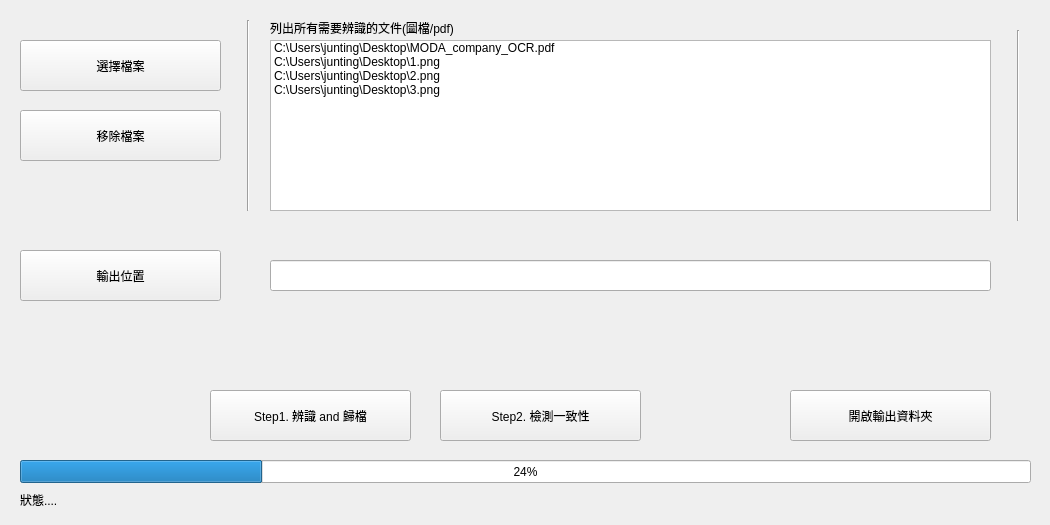
Above: ui/main.ui from JunTingLin/MODA_company_OCR before the change. Below: the same form after it.
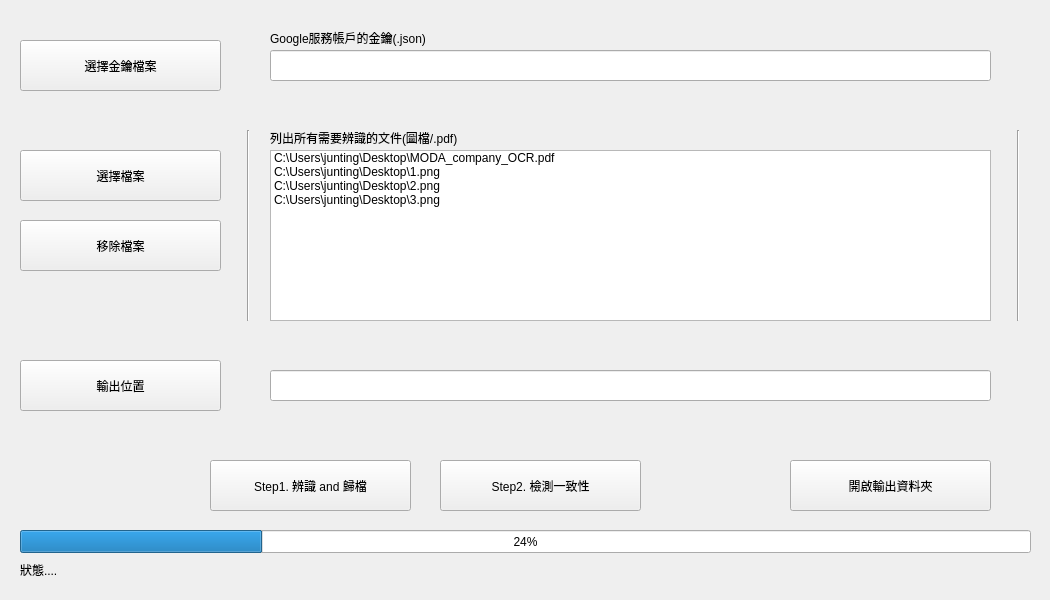
That is the form after the change.

```diff
--- a/ui/main.ui
+++ b/ui/main.ui
@@ -7,19 +7,19 @@
     <x>0</x>
     <y>0</y>
     <width>1050</width>
-    <height>525</height>
+    <height>600</height>
    </rect>
   </property>
   <property name="minimumSize">
    <size>
     <width>1050</width>
-    <height>525</height>
+    <height>600</height>
    </size>
   </property>
   <property name="maximumSize">
    <size>
     <width>1050</width>
-    <height>525</height>
+    <height>600</height>
    </size>
   </property>
   <property name="windowTitle">
@@ -30,7 +30,7 @@
     <property name="geometry">
      <rect>
       <x>20</x>
-      <y>460</y>
+      <y>530</y>
       <width>1011</width>
       <height>23</height>
      </rect>
@@ -43,7 +43,7 @@
     <property name="geometry">
      <rect>
       <x>20</x>
-      <y>40</y>
+      <y>150</y>
       <width>201</width>
       <height>51</height>
      </rect>
@@ -56,7 +56,7 @@
     <property name="geometry">
      <rect>
       <x>240</x>
-      <y>20</y>
+      <y>130</y>
       <width>16</width>
       <height>191</height>
      </rect>
@@ -69,20 +69,20 @@
     <property name="geometry">
      <rect>
       <x>270</x>
-      <y>20</y>
+      <y>130</y>
       <width>261</width>
       <height>16</height>
      </rect>
     </property>
     <property name="text">
-     <string>列出所有需要辨識的文件(圖檔/pdf)</string>
+     <string>列出所有需要辨識的文件(圖檔/.pdf)</string>
     </property>
    </widget>
    <widget class="QPushButton" name="button_remove_file">
     <property name="geometry">
      <rect>
       <x>20</x>
-      <y>110</y>
+      <y>220</y>
       <width>201</width>
       <height>51</height>
      </rect>
@@ -95,7 +95,7 @@
     <property name="geometry">
      <rect>
       <x>20</x>
-      <y>250</y>
+      <y>360</y>
       <width>201</width>
       <height>51</height>
      </rect>
@@ -108,7 +108,7 @@
     <property name="geometry">
      <rect>
       <x>270</x>
-      <y>260</y>
+      <y>370</y>
       <width>721</width>
       <height>31</height>
      </rect>
@@ -121,7 +121,7 @@
     <property name="geometry">
      <rect>
       <x>1010</x>
-      <y>30</y>
+      <y>130</y>
       <width>16</width>
       <height>191</height>
      </rect>
@@ -134,7 +134,7 @@
     <property name="geometry">
      <rect>
       <x>210</x>
-      <y>390</y>
+      <y>460</y>
       <width>201</width>
       <height>51</height>
      </rect>
@@ -147,7 +147,7 @@
     <property name="geometry">
      <rect>
       <x>440</x>
-      <y>390</y>
+      <y>460</y>
       <width>201</width>
       <height>51</height>
      </rect>
@@ -160,7 +160,7 @@
     <property name="geometry">
      <rect>
       <x>270</x>
-      <y>40</y>
+      <y>150</y>
       <width>721</width>
       <height>171</height>
      </rect>
@@ -193,7 +193,7 @@
     <property name="geometry">
      <rect>
       <x>790</x>
-      <y>390</y>
+      <y>460</y>
       <width>201</width>
       <height>51</height>
      </rect>
@@ -206,7 +206,7 @@
     <property name="geometry">
      <rect>
       <x>20</x>
-      <y>490</y>
+      <y>560</y>
       <width>981</width>
       <height>20</height>
      </rect>
@@ -215,6 +215,45 @@
      <string>狀態....</string>
     </property>
    </widget>
+   <widget class="QPushButton" name="button_choose_key_file">
+    <property name="geometry">
+     <rect>
+      <x>20</x>
+      <y>40</y>
+      <width>201</width>
+      <height>51</height>
+     </rect>
+    </property>
+    <property name="text">
+     <string>選擇金鑰檔案</string>
+    </property>
+   </widget>
+   <widget class="QLineEdit" name="lineEdit_keyfile_path">
+    <property name="geometry">
+     <rect>
+      <x>270</x>
+      <y>50</y>
+      <width>721</width>
+      <height>31</height>
+     </rect>
+    </property>
+    <property name="readOnly">
+     <bool>true</bool>
+    </property>
+   </widget>
+   <widget class="QLabel" name="label_keyfile">
+    <property name="geometry">
+     <rect>
+      <x>270</x>
+      <y>30</y>
+      <width>261</width>
+      <height>16</height>
+     </rect>
+    </property>
+    <property name="text">
+     <string>Google服務帳戶的金鑰(.json)</string>
+    </property>
+   </widget>
   </widget>
   <action name="actionGithub">
    <property name="text">
```
